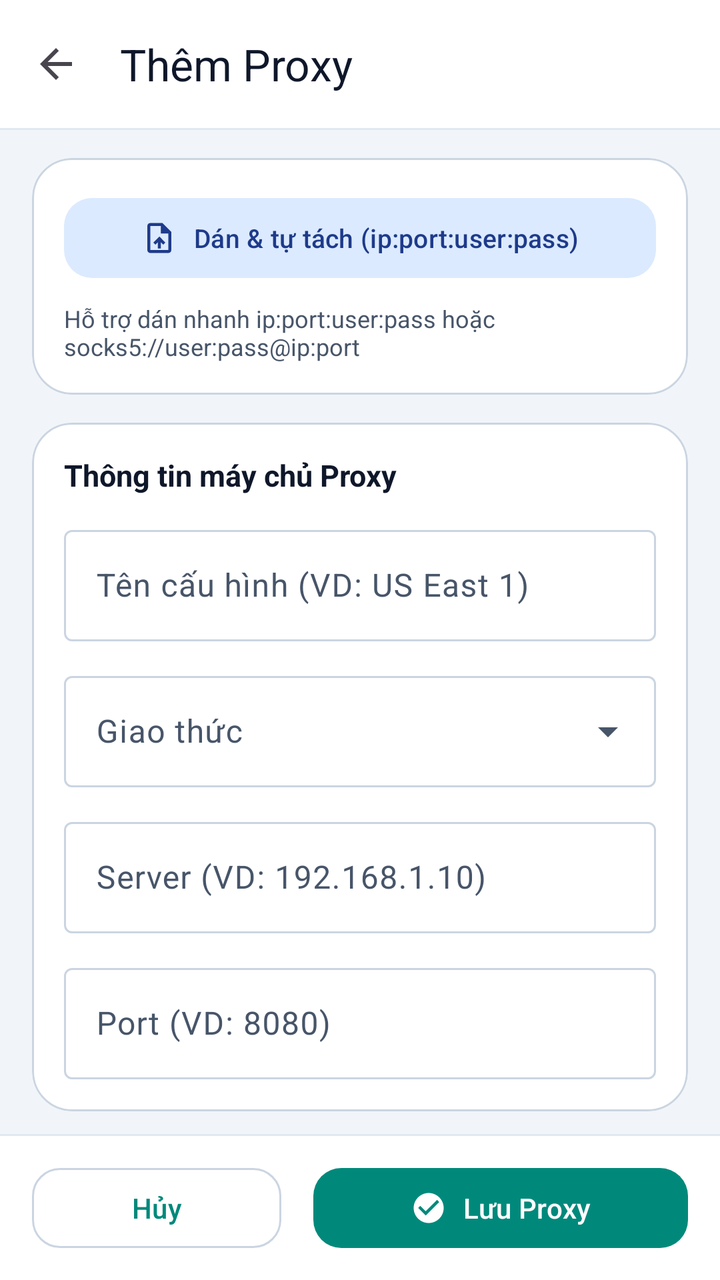
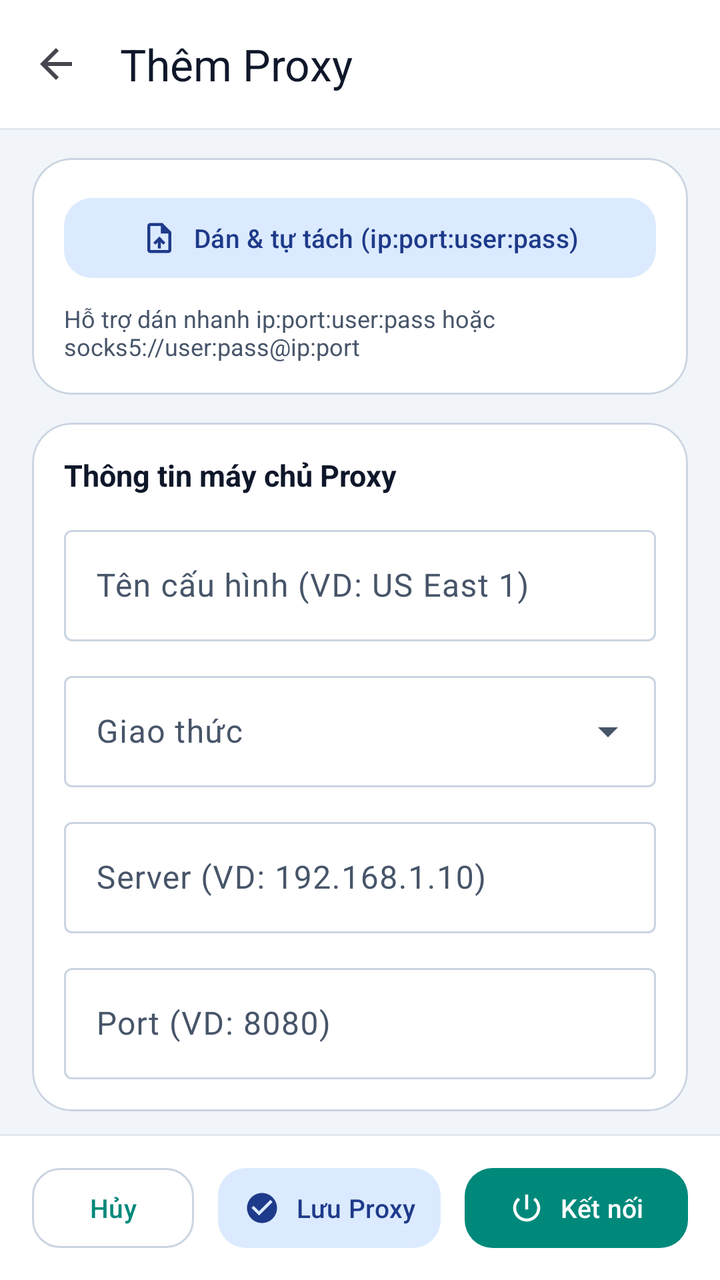

An Android layout rendered at two revisions. The XML below is the earlier revision; the diff shows what the commit changed to produce the second picture.
<!-- AndroidManifest.xml: activity theme Theme.ProxyFlow -->
<!-- res/layout/activity_add_edit_proxy.xml -->
<?xml version="1.0" encoding="utf-8"?>
<LinearLayout xmlns:android="http://schemas.android.com/apk/res/android"
    xmlns:app="http://schemas.android.com/apk/res-auto"
    android:id="@+id/add_edit_proxy_root"
    android:layout_width="match_parent"
    android:layout_height="match_parent"
    android:background="@color/md_theme_background"
    android:orientation="vertical">

    <com.google.android.material.appbar.MaterialToolbar
        android:id="@+id/add_edit_proxy_toolbar"
        android:layout_width="match_parent"
        android:layout_height="wrap_content"
        android:background="@color/md_theme_surface"
        app:navigationContentDescription="@string/action_back"
        app:navigationIcon="@drawable/ic_back"
        app:title="@string/title_add_proxy"
        app:titleTextColor="@color/md_theme_onSurface" />

    <View
        android:layout_width="match_parent"
        android:layout_height="1dp"
        android:alpha="0.4"
        android:background="@color/md_theme_outline" />

    <androidx.core.widget.NestedScrollView
        android:layout_width="match_parent"
        android:layout_height="0dp"
        android:layout_weight="1"
        android:clipToPadding="false"
        android:fillViewport="true"
        android:paddingHorizontal="@dimen/screen_padding_horizontal"
        android:paddingVertical="@dimen/screen_padding_vertical">

        <LinearLayout
            android:layout_width="match_parent"
            android:layout_height="wrap_content"
            android:orientation="vertical">

            
            <com.google.android.material.card.MaterialCardView
                android:layout_width="match_parent"
                android:layout_height="wrap_content"
                app:cardBackgroundColor="@color/md_theme_surface"
                app:cardCornerRadius="20dp"
                app:cardElevation="0dp"
                app:strokeColor="@color/md_theme_outline"
                app:strokeWidth="1dp">

                <LinearLayout
                    android:layout_width="match_parent"
                    android:layout_height="wrap_content"
                    android:orientation="vertical"
                    android:padding="16dp">

                    <com.google.android.material.button.MaterialButton
                        android:id="@+id/btn_paste_parse"
                        style="@style/Widget.Material3.Button.TonalButton"
                        android:layout_width="match_parent"
                        android:layout_height="wrap_content"
                        android:minHeight="48dp"
                        android:text="@string/action_paste_parse"
                        android:textSize="13sp"
                        app:cornerRadius="14dp"
                        app:icon="@drawable/ic_import"
                        app:iconGravity="textStart" />

                    <TextView
                        android:layout_width="match_parent"
                        android:layout_height="wrap_content"
                        android:layout_marginTop="8dp"
                        android:text="@string/label_quick_paste_tip"
                        android:textColor="@color/md_theme_onSurfaceVariant"
                        android:textSize="12sp" />
                </LinearLayout>
            </com.google.android.material.card.MaterialCardView>

            
            <com.google.android.material.card.MaterialCardView
                android:layout_width="match_parent"
                android:layout_height="wrap_content"
                android:layout_marginTop="14dp"
                app:cardBackgroundColor="@color/md_theme_surface"
                app:cardCornerRadius="20dp"
                app:cardElevation="0dp"
                app:strokeColor="@color/md_theme_outline"
                app:strokeWidth="1dp">

                <LinearLayout
                    android:layout_width="match_parent"
                    android:layout_height="wrap_content"
                    android:orientation="vertical"
                    android:padding="16dp">

                    <TextView
                        android:layout_width="wrap_content"
                        android:layout_height="wrap_content"
                        android:text="@string/section_proxy_server"
                        android:textColor="@color/md_theme_onSurface"
                        android:textSize="15sp"
                        android:textStyle="bold" />

                    
                    <com.google.android.material.textfield.TextInputLayout
                        android:id="@+id/til_proxy_name"
                        style="@style/Widget.Material3.TextInputLayout.OutlinedBox"
                        android:layout_width="match_parent"
                        android:layout_height="wrap_content"
                        android:layout_marginTop="12dp">

                        <com.google.android.material.textfield.TextInputEditText
                            android:id="@+id/et_proxy_name"
                            android:layout_width="match_parent"
                            android:layout_height="wrap_content"
                            android:hint="@string/hint_proxy_name"
                            android:inputType="textCapWords"
                            android:maxLines="1" />
                    </com.google.android.material.textfield.TextInputLayout>

                    
                    <com.google.android.material.textfield.TextInputLayout
                        android:id="@+id/til_proxy_protocol"
                        style="@style/Widget.Material3.TextInputLayout.OutlinedBox.ExposedDropdownMenu"
                        android:layout_width="match_parent"
                        android:layout_height="wrap_content"
                        android:layout_marginTop="12dp"
                        android:hint="@string/label_proxy_protocol">

                        <AutoCompleteTextView
                            android:id="@+id/actv_proxy_protocol"
                            android:layout_width="match_parent"
                            android:layout_height="wrap_content"
                            android:inputType="none"
                            android:minHeight="48dp" />
                    </com.google.android.material.textfield.TextInputLayout>

                    
                    <com.google.android.material.textfield.TextInputLayout
                        android:id="@+id/til_proxy_host"
                        style="@style/Widget.Material3.TextInputLayout.OutlinedBox"
                        android:layout_width="match_parent"
                        android:layout_height="wrap_content"
                        android:layout_marginTop="12dp">

                        <com.google.android.material.textfield.TextInputEditText
                            android:id="@+id/et_proxy_host"
                            android:layout_width="match_parent"
                            android:layout_height="wrap_content"
                            android:hint="@string/hint_proxy_host"
                            android:inputType="textUri"
                            android:maxLines="1" />
                    </com.google.android.material.textfield.TextInputLayout>

                    
                    <com.google.android.material.textfield.TextInputLayout
                        android:id="@+id/til_proxy_port"
                        style="@style/Widget.Material3.TextInputLayout.OutlinedBox"
                        android:layout_width="match_parent"
                        android:layout_height="wrap_content"
                        android:layout_marginTop="12dp">

                        <com.google.android.material.textfield.TextInputEditText
                            android:id="@+id/et_proxy_port"
                            android:layout_width="match_parent"
                            android:layout_height="wrap_content"
                            android:hint="@string/hint_proxy_port"
                            android:inputType="number"
                            android:maxLines="1" />
                    </com.google.android.material.textfield.TextInputLayout>
                </LinearLayout>
            </com.google.android.material.card.MaterialCardView>

            
            <LinearLayout
                android:id="@+id/layout_test_proxy_connection"
                android:layout_width="match_parent"
                android:layout_height="wrap_content"
                android:layout_marginTop="12dp"
                android:orientation="vertical"
                android:visibility="gone">

                <com.google.android.material.button.MaterialButton
                    android:id="@+id/btn_test_proxy_connection"
                    style="@style/Widget.Material3.Button.TonalButton"
                    android:layout_width="match_parent"
                    android:layout_height="wrap_content"
                    android:minHeight="48dp"
                    android:text="@string/action_test_connection"
                    app:cornerRadius="16dp"
                    app:icon="@drawable/ic_speed"
                    app:iconGravity="textStart" />

                <com.google.android.material.card.MaterialCardView
                    android:id="@+id/card_test_connection_status"
                    android:layout_width="match_parent"
                    android:layout_height="wrap_content"
                    android:layout_marginTop="8dp"
                    android:visibility="gone"
                    app:cardBackgroundColor="@color/md_theme_surface"
                    app:cardCornerRadius="14dp"
                    app:cardElevation="0dp"
                    app:strokeColor="@color/md_theme_outline"
                    app:strokeWidth="1dp">

                    <LinearLayout
                        android:layout_width="match_parent"
                        android:layout_height="wrap_content"
                        android:orientation="vertical"
                        android:padding="12dp">

                        <com.google.android.material.progressindicator.LinearProgressIndicator
                            android:id="@+id/progress_test_connection"
                            android:layout_width="match_parent"
                            android:layout_height="wrap_content"
                            android:layout_marginBottom="8dp"
                            android:indeterminate="true"
                            android:visibility="gone" />

                        <TextView
                            android:id="@+id/tv_test_connection_result"
                            android:layout_width="match_parent"
                            android:layout_height="wrap_content"
                            android:textColor="@color/md_theme_onSurface"
                            android:textSize="13sp"
                            android:textStyle="bold" />
                    </LinearLayout>
                </com.google.android.material.card.MaterialCardView>
            </LinearLayout>

            
            <com.google.android.material.card.MaterialCardView
                android:layout_width="match_parent"
                android:layout_height="wrap_content"
                android:layout_marginTop="14dp"
                android:layout_marginBottom="16dp"
                app:cardBackgroundColor="@color/md_theme_surface"
                app:cardCornerRadius="20dp"
                app:cardElevation="0dp"
                app:strokeColor="@color/md_theme_outline"
                app:strokeWidth="1dp">

                <LinearLayout
                    android:layout_width="match_parent"
                    android:layout_height="wrap_content"
                    android:orientation="vertical"
                    android:padding="16dp">

                    <TextView
                        android:layout_width="wrap_content"
                        android:layout_height="wrap_content"
                        android:text="@string/section_proxy_auth"
                        android:textColor="@color/md_theme_onSurface"
                        android:textSize="15sp"
                        android:textStyle="bold" />

                    
                    <com.google.android.material.textfield.TextInputLayout
                        android:id="@+id/til_proxy_auth_method"
                        style="@style/Widget.Material3.TextInputLayout.OutlinedBox.ExposedDropdownMenu"
                        android:layout_width="match_parent"
                        android:layout_height="wrap_content"
                        android:layout_marginTop="12dp"
                        android:hint="@string/label_proxy_auth_method">

                        <AutoCompleteTextView
                            android:id="@+id/actv_proxy_auth_method"
                            android:layout_width="match_parent"
                            android:layout_height="wrap_content"
                            android:inputType="none"
                            android:minHeight="48dp" />
                    </com.google.android.material.textfield.TextInputLayout>

                    
                    <LinearLayout
                        android:id="@+id/layout_proxy_credentials"
                        android:layout_width="match_parent"
                        android:layout_height="wrap_content"
                        android:layout_marginTop="12dp"
                        android:orientation="vertical"
                        android:visibility="gone">

                        <com.google.android.material.textfield.TextInputLayout
                            android:id="@+id/til_proxy_user"
                            style="@style/Widget.Material3.TextInputLayout.OutlinedBox"
                            android:layout_width="match_parent"
                            android:layout_height="wrap_content">

                            <com.google.android.material.textfield.TextInputEditText
                                android:id="@+id/et_proxy_user"
                                android:layout_width="match_parent"
                                android:layout_height="wrap_content"
                                android:hint="@string/hint_proxy_user"
                                android:inputType="textNoSuggestions"
                                android:maxLines="1" />
                        </com.google.android.material.textfield.TextInputLayout>

                        <com.google.android.material.textfield.TextInputLayout
                            android:id="@+id/til_proxy_pass"
                            style="@style/Widget.Material3.TextInputLayout.OutlinedBox"
                            android:layout_width="match_parent"
                            android:layout_height="wrap_content"
                            android:layout_marginTop="12dp"
                            app:endIconMode="password_toggle">

                            <com.google.android.material.textfield.TextInputEditText
                                android:id="@+id/et_proxy_pass"
                                android:layout_width="match_parent"
                                android:layout_height="wrap_content"
                                android:hint="@string/hint_proxy_pass"
                                android:inputType="textPassword"
                                android:maxLines="1" />
                        </com.google.android.material.textfield.TextInputLayout>
                    </LinearLayout>

                    
                    <com.google.android.material.textfield.TextInputLayout
                        android:id="@+id/til_proxy_dns_mode"
                        style="@style/Widget.Material3.TextInputLayout.OutlinedBox.ExposedDropdownMenu"
                        android:layout_width="match_parent"
                        android:layout_height="wrap_content"
                        android:layout_marginTop="12dp"
                        android:hint="@string/label_dns_resolution">

                        <AutoCompleteTextView
                            android:id="@+id/actv_proxy_dns_mode"
                            android:layout_width="match_parent"
                            android:layout_height="wrap_content"
                            android:inputType="none"
                            android:minHeight="48dp" />
                    </com.google.android.material.textfield.TextInputLayout>

                    
                    <com.google.android.material.textfield.TextInputLayout
                        android:id="@+id/til_proxy_custom_dns"
                        style="@style/Widget.Material3.TextInputLayout.OutlinedBox"
                        android:layout_width="match_parent"
                        android:layout_height="wrap_content"
                        android:layout_marginTop="12dp"
                        android:visibility="gone">

                        <com.google.android.material.textfield.TextInputEditText
                            android:id="@+id/et_proxy_custom_dns"
                            android:layout_width="match_parent"
                            android:layout_height="wrap_content"
                            android:hint="@string/hint_custom_dns"
                            android:inputType="textUri"
                            android:maxLines="1" />
                    </com.google.android.material.textfield.TextInputLayout>
                </LinearLayout>
            </com.google.android.material.card.MaterialCardView>
        </LinearLayout>
    </androidx.core.widget.NestedScrollView>

    <View
        android:layout_width="match_parent"
        android:layout_height="1dp"
        android:alpha="0.4"
        android:background="@color/md_theme_outline" />

    
    <LinearLayout
        android:id="@+id/add_edit_proxy_actions"
        android:layout_width="match_parent"
        android:layout_height="wrap_content"
        android:background="@color/md_theme_surface"
        android:baselineAligned="false"
        android:orientation="horizontal"
        android:paddingHorizontal="16dp"
        android:paddingVertical="12dp">

        <com.google.android.material.button.MaterialButton
            android:id="@+id/btn_cancel_proxy"
            style="@style/Widget.Material3.Button.OutlinedButton"
            android:layout_width="0dp"
            android:layout_height="wrap_content"
            android:layout_marginEnd="8dp"
            android:layout_weight="1"
            android:minHeight="48dp"
            android:text="@string/action_cancel"
            app:cornerRadius="14dp" />

        <com.google.android.material.button.MaterialButton
            android:id="@+id/btn_save_proxy"
            android:layout_width="0dp"
            android:layout_height="wrap_content"
            android:layout_marginStart="8dp"
            android:layout_weight="1.5"
            android:minHeight="48dp"
            android:text="@string/action_save"
            app:cornerRadius="14dp"
            app:icon="@drawable/ic_check_circle"
            app:iconGravity="textStart" />
    </LinearLayout>
</LinearLayout>
<!-- resources referenced by this layout -->
<resources>
  <color name="md_theme_background">#F1F5F9</color>
  <color name="md_theme_onSurface">#0F172A</color>
  <color name="md_theme_onSurfaceVariant">#475569</color>
  <color name="md_theme_outline">#CBD5E1</color>
  <color name="md_theme_surface">#FFFFFF</color>
  <dimen name="screen_padding_horizontal">12dp</dimen>
  <dimen name="screen_padding_vertical">12dp</dimen>
  <!-- drawable ic_back (drawable) -->
  <?xml version="1.0" encoding="utf-8"?>
  <vector xmlns:android="http://schemas.android.com/apk/res/android"
      android:width="24dp"
      android:height="24dp"
      android:autoMirrored="true"
      android:tint="?attr/colorControlNormal"
      android:viewportWidth="24"
      android:viewportHeight="24">
      <path
          android:fillColor="@android:color/white"
          android:pathData="M20,11H7.83l5.59,-5.59L12,4l-8,8 8,8 1.41,-1.41L7.83,13H20v-2z" />
  </vector>
  <string name="action_back">Quay lại</string>
  <string name="action_cancel">Hủy</string>
  <string name="action_paste_parse">Dán &amp; tự tách (ip:port:user:pass)</string>
  <string name="action_save">Lưu Proxy</string>
  <string name="action_test_connection">Kiểm tra kết nối</string>
  <string name="hint_custom_dns">Máy chủ DNS tùy chỉnh (VD: 9.9.9.9)</string>
  <string name="hint_proxy_host">Server (VD: 192.168.1.10)</string>
  <string name="hint_proxy_name">Tên cấu hình (VD: US East 1)</string>
  <string name="hint_proxy_pass">Mật khẩu / Password</string>
  <string name="hint_proxy_port">Port (VD: 8080)</string>
  <string name="hint_proxy_user">Tài khoản / Username</string>
  <string name="label_dns_resolution">Độ phân giải DNS</string>
  <string name="label_proxy_auth_method">Phương thức xác thực</string>
  <string name="label_proxy_protocol">Giao thức</string>
  <string name="label_quick_paste_tip">Hỗ trợ dán nhanh ip:port:user:pass hoặc socks5://user:pass@ip:port</string>
  <string name="section_proxy_auth">Xác thực &amp; Phân giải DNS</string>
  <string name="section_proxy_server">Thông tin máy chủ Proxy</string>
  <string name="title_add_proxy">Thêm Proxy</string>
  <color name="md_theme_primary">#00897B</color>
  <color name="md_theme_onPrimary">#FFFFFF</color>
  <color name="md_theme_primaryContainer">#B2F5EA</color>
  <color name="md_theme_onPrimaryContainer">#003D33</color>
  <color name="md_theme_secondary">#2563EB</color>
  <color name="md_theme_onSecondary">#FFFFFF</color>
  <color name="md_theme_secondaryContainer">#DBEAFE</color>
  <color name="md_theme_onSecondaryContainer">#1E3A8A</color>
  <color name="md_theme_surfaceVariant">#E2E8F0</color>
  <color name="md_theme_surfaceContainer">#FFFFFF</color>
  <color name="md_theme_surfaceContainerHigh">#F8FAFC</color>
  <!-- unchanged entries left out for length: 4 -->
</resources>

<!-- the commit's change to res/layout/activity_add_edit_proxy.xml (unified diff, before → after) -->
@@ -312,6 +312,15 @@
                         </com.google.android.material.textfield.TextInputLayout>
                     </LinearLayout>
 
+                    <TextView
+                        android:id="@+id/tv_auth_optional_hint"
+                        android:layout_width="match_parent"
+                        android:layout_height="wrap_content"
+                        android:layout_marginTop="8dp"
+                        android:text="@string/label_auth_optional_hint"
+                        android:textColor="@color/md_theme_onSurfaceVariant"
+                        android:textSize="12sp" />
+
                     
                     <com.google.android.material.textfield.TextInputLayout
                         android:id="@+id/til_proxy_dns_mode"
@@ -373,22 +382,44 @@
             style="@style/Widget.Material3.Button.OutlinedButton"
             android:layout_width="0dp"
             android:layout_height="wrap_content"
-            android:layout_marginEnd="8dp"
-            android:layout_weight="1"
+            android:layout_marginEnd="6dp"
+            android:layout_weight="0.8"
+            android:maxLines="1"
             android:minHeight="48dp"
+            android:paddingHorizontal="8dp"
             android:text="@string/action_cancel"
+            android:textSize="13sp"
             app:cornerRadius="14dp" />
 
         <com.google.android.material.button.MaterialButton
             android:id="@+id/btn_save_proxy"
+            style="@style/Widget.Material3.Button.TonalButton"
             android:layout_width="0dp"
             android:layout_height="wrap_content"
-            android:layout_marginStart="8dp"
-            android:layout_weight="1.5"
+            android:layout_marginHorizontal="6dp"
+            android:layout_weight="1.1"
+            android:maxLines="1"
             android:minHeight="48dp"
+            android:paddingHorizontal="8dp"
             android:text="@string/action_save"
+            android:textSize="13sp"
             app:cornerRadius="14dp"
             app:icon="@drawable/ic_check_circle"
             app:iconGravity="textStart" />
+
+        <com.google.android.material.button.MaterialButton
+            android:id="@+id/btn_save_and_connect_proxy"
+            android:layout_width="0dp"
+            android:layout_height="wrap_content"
+            android:layout_marginStart="6dp"
+            android:layout_weight="1.1"
+            android:maxLines="1"
+            android:minHeight="48dp"
+            android:paddingHorizontal="8dp"
+            android:text="@string/action_save_and_connect"
+            android:textSize="13sp"
+            app:cornerRadius="14dp"
+            app:icon="@drawable/ic_power"
+            app:iconGravity="textStart" />
     </LinearLayout>
 </LinearLayout>
<!-- resource entries referenced after the edit -->
@@ -20,10 +20,23 @@
           android:fillColor="@android:color/white"
           android:pathData="M20,11H7.83l5.59,-5.59L12,4l-8,8 8,8 1.41,-1.41L7.83,13H20v-2z" />
   </vector>
+  <!-- drawable ic_power (drawable) -->
+  <?xml version="1.0" encoding="utf-8"?>
+  <vector xmlns:android="http://schemas.android.com/apk/res/android"
+      android:width="24dp"
+      android:height="24dp"
+      android:viewportWidth="24"
+      android:viewportHeight="24"
+      android:tint="?attr/colorControlNormal">
+      <path
+          android:fillColor="@android:color/white"
+          android:pathData="M13,3h-2v10h2L13,3zM17.83,5.17l-1.42,1.42C17.99,7.86 19,9.81 19,12c0,3.87 -3.13,7 -7,7s-7,-3.13 -7,-7c0,-2.19 1.01,-4.14 2.58,-5.42L6.17,5.17C4.23,6.82 3,9.26 3,12c0,4.97 4.03,9 9,9s9,-4.03 9,-9c0,-2.74 -1.23,-5.18 -3.17,-6.83z" />
+  </vector>
   <string name="action_back">Quay lại</string>
   <string name="action_cancel">Hủy</string>
   <string name="action_paste_parse">Dán &amp; tự tách (ip:port:user:pass)</string>
   <string name="action_save">Lưu Proxy</string>
+  <string name="action_save_and_connect">Kết nối</string>
   <string name="action_test_connection">Kiểm tra kết nối</string>
   <string name="hint_custom_dns">Máy chủ DNS tùy chỉnh (VD: 9.9.9.9)</string>
   <string name="hint_proxy_host">Server (VD: 192.168.1.10)</string>
@@ -31,6 +44,7 @@
   <string name="hint_proxy_pass">Mật khẩu / Password</string>
   <string name="hint_proxy_port">Port (VD: 8080)</string>
   <string name="hint_proxy_user">Tài khoản / Username</string>
+  <string name="label_auth_optional_hint">Có thể chỉnh sửa hoặc để trống tài khoản và mật khẩu để kết nối trực tiếp, tránh báo lỗi sai tài khoản/mật khẩu.</string>
   <string name="label_dns_resolution">Độ phân giải DNS</string>
   <string name="label_proxy_auth_method">Phương thức xác thực</string>
   <string name="label_proxy_protocol">Giao thức</string>
